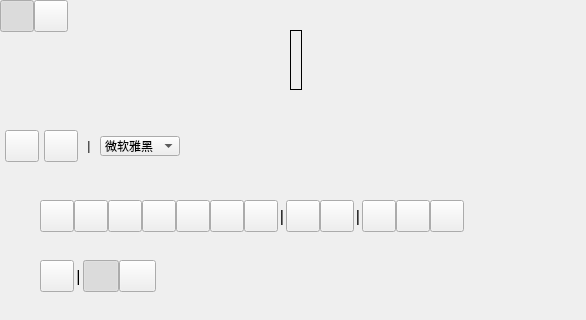
First picture: the form in MainWindow.ui, repository xland/ScreenCapture, before the edit; both pictures show x 0 to 586 and y 0 to 320 of the 586 by 484 pixel window.
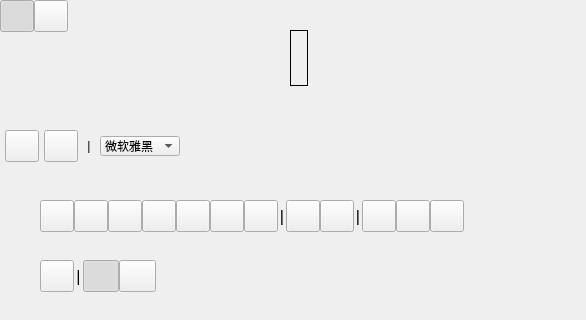
Second picture: the form after the edit.

Patch:
```diff
--- a/MainWindow.ui
+++ b/MainWindow.ui
@@ -1226,8 +1226,8 @@
      <rect>
       <x>290</x>
       <y>30</y>
-      <width>12</width>
-      <height>60</height>
+      <width>18</width>
+      <height>56</height>
      </rect>
     </property>
     <property name="sizePolicy">
@@ -1242,7 +1242,7 @@
      </font>
     </property>
     <property name="styleSheet">
-     <string notr="true">background:transparent;border:1px solid #000;</string>
+     <string notr="true">background:transparent;border:1px solid #000;color:red;</string>
     </property>
     <property name="frameShape">
      <enum>QFrame::NoFrame</enum>
@@ -1262,6 +1262,16 @@
     <property name="lineWrapMode">
      <enum>QTextEdit::NoWrap</enum>
     </property>
+    <property name="html">
+     <string>&lt;!DOCTYPE HTML PUBLIC &quot;-//W3C//DTD HTML 4.0//EN&quot; &quot;http://www.w3.org/TR/REC-html40/strict.dtd&quot;&gt;
+&lt;html&gt;&lt;head&gt;&lt;meta name=&quot;qrichtext&quot; content=&quot;1&quot; /&gt;&lt;meta charset=&quot;utf-8&quot; /&gt;&lt;style type=&quot;text/css&quot;&gt;
+p, li { white-space: pre-wrap; }
+hr { height: 1px; border-width: 0; }
+li.unchecked::marker { content: &quot;\2610&quot;; }
+li.checked::marker { content: &quot;\2612&quot;; }
+&lt;/style&gt;&lt;/head&gt;&lt;body style=&quot; font-family:'Microsoft YaHei UI'; font-size:28pt; font-weight:400; font-style:normal;&quot;&gt;
+&lt;p style=&quot;-qt-paragraph-type:empty; margin-top:0px; margin-bottom:0px; margin-left:0px; margin-right:0px; -qt-block-indent:0; text-indent:0px;&quot;&gt;&lt;br /&gt;&lt;/p&gt;&lt;/body&gt;&lt;/html&gt;</string>
+    </property>
     <property name="acceptRichText">
      <bool>false</bool>
     </property>
```
Left out of the diff: 2 changed lines with no effect on the pictures.
